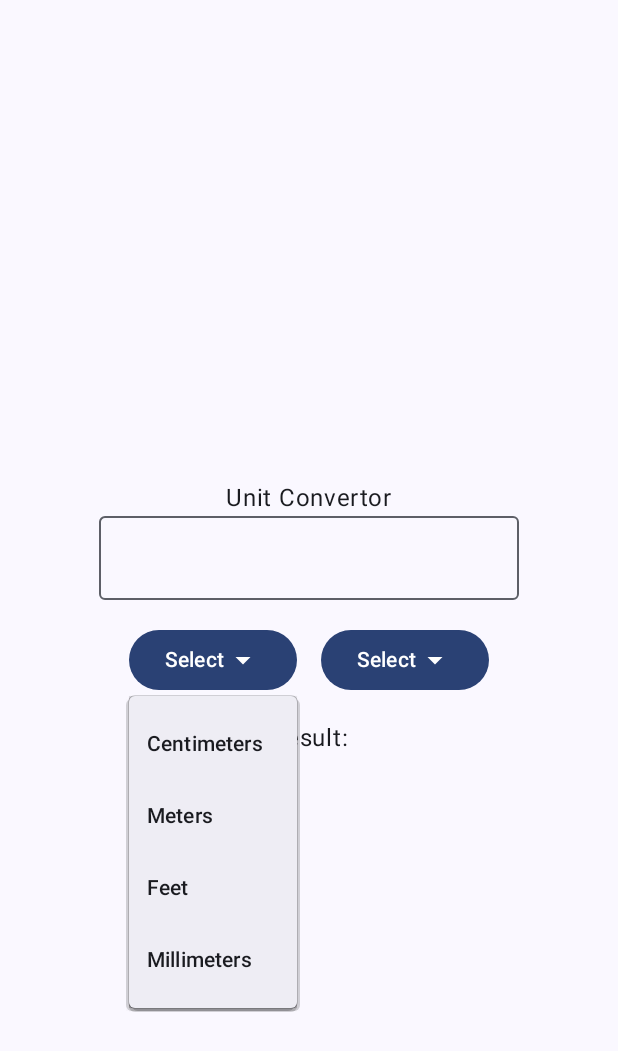
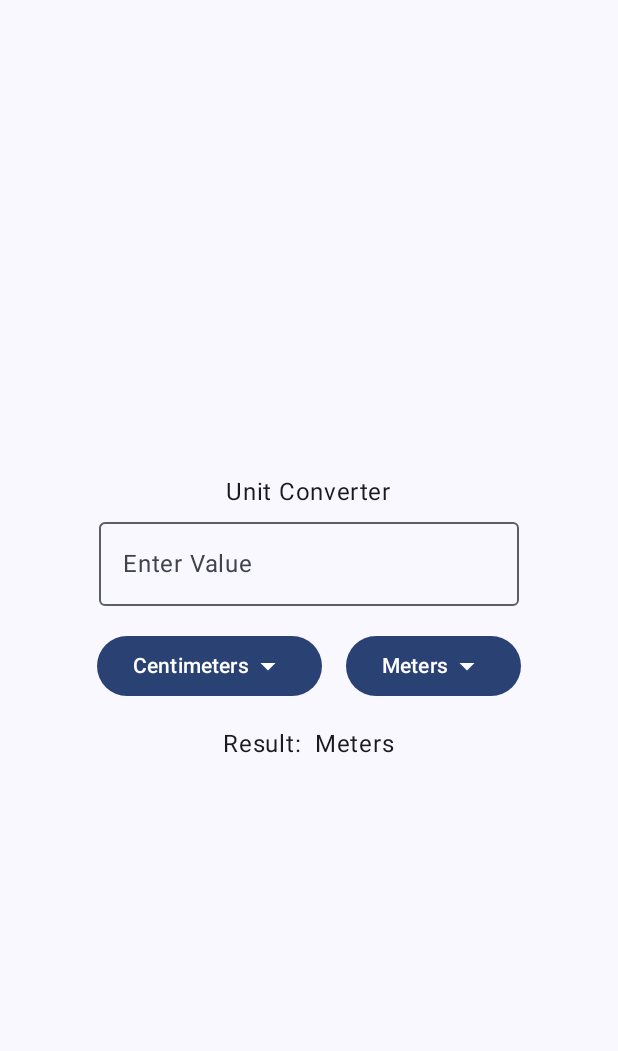
Before and after one commit to tom-kotlar/unit-convertor, an Android app built with Jetpack Compose: the screen it shows after launch (MainActivity), on a phone screen of 412 x 824 dp. Shown: the top 1051 px of the screen. Run offline under Robolectric (Android 15) with nearby library versions, the phone set to English and light mode, and no system bars.

```diff
--- a/app/src/main/java/com/example/unit_convertor/MainActivity.kt
+++ b/app/src/main/java/com/example/unit_convertor/MainActivity.kt
@@ -23,6 +23,11 @@ import androidx.compose.material3.OutlinedTextField
 import androidx.compose.material3.Scaffold
 import androidx.compose.material3.Text
 import androidx.compose.runtime.Composable
+import androidx.compose.runtime.mutableStateOf
+import androidx.compose.runtime.remember
+import androidx.compose.runtime.getValue
+import androidx.compose.runtime.mutableDoubleStateOf
+import androidx.compose.runtime.setValue
 import androidx.compose.ui.Alignment
 import androidx.compose.ui.Modifier
 import androidx.compose.ui.tooling.preview.Preview
@@ -45,75 +50,150 @@ class MainActivity : ComponentActivity() {
     }
 }
 
+
 @Composable
 fun UnitConvertor(modifier: Modifier = Modifier) {
+    var inputValue by remember { mutableStateOf("") }
+    var outputValue by remember { mutableStateOf("") }
+    var inputUnit by remember { mutableStateOf("Centimeters") }
+    var outputUnit by remember { mutableStateOf("Meters") }
+    var isExpandedInput by remember { mutableStateOf(false) }
+    var isExpandedOutput by remember { mutableStateOf(false) }
+    var conversionFactor = remember { mutableDoubleStateOf(1.00) }
+    var oConversionFactor = remember { mutableDoubleStateOf(1.00) }
+
+    fun convertUnits() {
+        val inputValueDouble = inputValue.toDoubleOrNull() ?: 0.0
+        val result = (inputValueDouble * conversionFactor.doubleValue / oConversionFactor.doubleValue).toString()
+        outputValue = result
+    }
+
     Column(
         modifier = Modifier.fillMaxSize(),
-        verticalArrangement =  Arrangement.Center,
+        verticalArrangement = Arrangement.Center,
         horizontalAlignment = Alignment.CenterHorizontally
+    ) {
+        Text("Unit Converter", modifier = modifier)
 
-    ) {
-        Text( "Unit Convertor", modifier = modifier)
-        OutlinedTextField(value = "", onValueChange = {})
+        OutlinedTextField(
+            value = inputValue,
+            onValueChange = {
+                inputValue = it
+                convertUnits()
+            },
+            label = { Text("Enter Value") }
+        )
+
         Spacer(modifier = Modifier.height(16.dp))
+
         Row {
+            // Input Unit Dropdown
             Box {
-                Button({}) {
-                    Text("Select")
+                Button(onClick = { isExpandedInput = true }) {
+                    Text(text = inputUnit)
                     Icon(Icons.Default.ArrowDropDown, contentDescription = "Arrow Drop Down")
                 }
-            }
-            DropdownMenu(expanded = true, onDismissRequest = {}) {
-                DropdownMenuItem(
-                    text = {Text("Centimeters")},
-                    onClick = {}
-                )
-                DropdownMenuItem(
-                    text = {Text("Meters")},
-                    onClick = {}
-                )
-                DropdownMenuItem(
-                    text = {Text("Feet")},
-                    onClick = {}
-                )
-                DropdownMenuItem(
-                    text = {Text("Millimeters")},
-                    onClick = {}
-                )
+                // Input Dropdown Menu
+                DropdownMenu(
+                    expanded = isExpandedInput,
+                    onDismissRequest = { isExpandedInput = false }
+                ) {
+                    DropdownMenuItem(
+                        text = { Text("Centimeters") },
+                        onClick = {
+                            isExpandedInput = false
+                            inputUnit = "Centimeters"
+                            conversionFactor.doubleValue = 0.01
+                            convertUnits()
+                        }
+                    )
+                    DropdownMenuItem(
+                        text = { Text("Meters") },
+                        onClick = {
+                            isExpandedInput = false
+                            inputUnit = "Meters"
+                            conversionFactor.doubleValue = 1.0
+                            convertUnits()
+                        }
+                    )
+                    DropdownMenuItem(
+                        text = { Text("Feet") },
+                        onClick = {
+                            isExpandedInput = false
+                            inputUnit = "Feet"
+                            conversionFactor.doubleValue = 0.348
+                            convertUnits()
+                        }
+                    )
+                    DropdownMenuItem(
+                        text = { Text("Millimeters") },
+                        onClick = {
+                            isExpandedInput = false
+                            inputUnit = "Millimeters"
+                            conversionFactor.doubleValue = 0.001
+                            convertUnits()
+                        }
+                    )
+                }
             }
 
+            Spacer(modifier = Modifier.width(16.dp))
 
-            Spacer(modifier = Modifier.width(16.dp))
+            // Output Unit Dropdown
             Box {
-                Button({}) {
-                    Text("Select")
+                Button(onClick = { isExpandedOutput = true }) {
+                    Text(text = outputUnit)
                     Icon(Icons.Default.ArrowDropDown, contentDescription = "Arrow Drop Down")
                 }
-            }
-            DropdownMenu(expanded = true, onDismissRequest = {}) {
-                DropdownMenuItem(
-                    text = {Text("Centimeters")},
-                    onClick = {}
-                )
-                DropdownMenuItem(
-                    text = {Text("Meters")},
-                    onClick = {}
-                )
-                DropdownMenuItem(
-                    text = {Text("Feet")},
-                    onClick = {}
-                )
-                DropdownMenuItem(
-                    text = {Text("Millimeters")},
-                    onClick = {}
-                )
+                // Output Dropdown Menu
+                DropdownMenu(
+                    expanded = isExpandedOutput,
+                    onDismissRequest = { isExpandedOutput = false }
+                ) {
+                    DropdownMenuItem(
+                        text = { Text("Centimeters") },
+                        onClick = {
+                            isExpandedOutput = false
+                            outputUnit = "Centimeters"
+                            oConversionFactor.doubleValue = 0.01
+                            convertUnits()
+                        }
+                    )
+                    DropdownMenuItem(
+                        text = { Text("Meters") },
+                        onClick = {
+                            isExpandedOutput = false
+                            outputUnit = "Meters"
+                            oConversionFactor.doubleValue = 1.00
+                            convertUnits()
+                        }
+                    )
+                    DropdownMenuItem(
+                        text = { Text("Feet") },
+                        onClick = {
+                            isExpandedOutput = false
+                            outputUnit = "Feet"
+                            oConversionFactor.doubleValue = 0.348
+                            convertUnits()
+                        }
+                    )
+                    DropdownMenuItem(
+                        text = { Text("Millimeters") },
+                        onClick = {
+                            isExpandedOutput = false
+                            outputUnit = "Millimeters"
+                            oConversionFactor.doubleValue = 0.001
+                            convertUnits()
+                        }
+                    )
+                }
             }
         }
+
         Spacer(modifier = Modifier.height(16.dp))
-        Text( "Result:", )
+        Text("Result: $outputValue $outputUnit")
     }
 }
-
 
 @Preview(showBackground = true)
 @Composable
```
